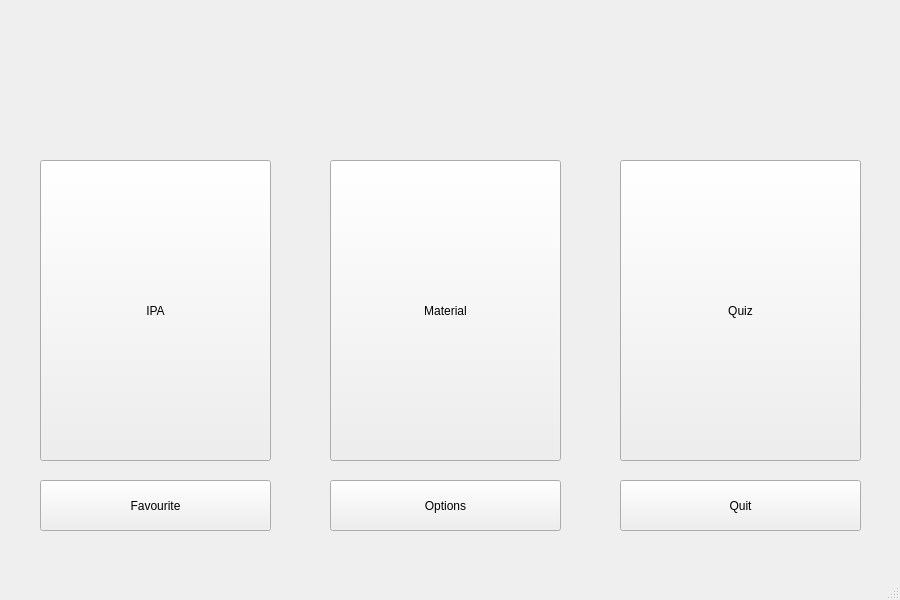
Above: mainAppUI.ui from squidpurin/Linguis before the change. Below: the same form after it.
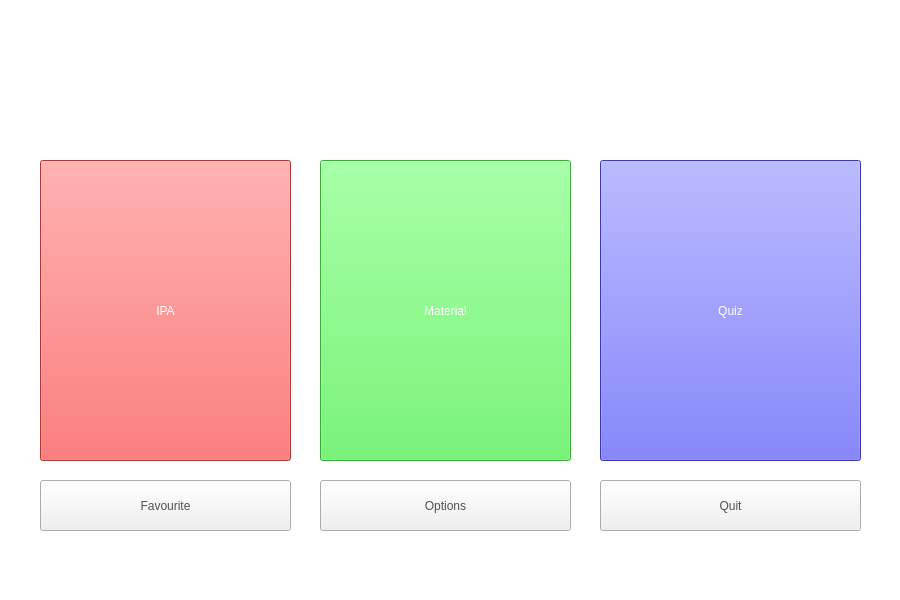
That is the form after the change. Icons and pictures are not drawn.

```diff
--- a/mainAppUI.ui
+++ b/mainAppUI.ui
@@ -13,38 +13,24 @@
   <property name="windowTitle">
    <string>MainWindow</string>
   </property>
+  <property name="styleSheet">
+   <string notr="true">background-color: rgb(255, 255, 255);</string>
+  </property>
   <widget class="QWidget" name="centralwidget">
-   <widget class="QLabel" name="label">
-    <property name="geometry">
-     <rect>
-      <x>50</x>
-      <y>0</y>
-      <width>801</width>
-      <height>141</height>
-     </rect>
-    </property>
-    <property name="text">
-     <string/>
-    </property>
-    <property name="pixmap">
-     <pixmap>C:/Users/clementichen/Pictures/6426.png</pixmap>
-    </property>
-    <property name="scaledContents">
-     <bool>true</bool>
-    </property>
-    <property name="alignment">
-     <set>Qt::AlignCenter</set>
-    </property>
-   </widget>
-   <widget class="QPushButton" name="pushButton">
+   <widget class="QPushButton" name="btn_IPA">
     <property name="geometry">
      <rect>
       <x>40</x>
       <y>160</y>
-      <width>231</width>
+      <width>251</width>
       <height>301</height>
      </rect>
     </property>
+    <property name="styleSheet">
+     <string notr="true">background-color: rgb(240, 80, 80);
+color: rgb(255, 255, 255);
+font: 20pt &quot;Gill Sans MT&quot;;</string>
+    </property>
     <property name="text">
      <string>IPA</string>
     </property>
@@ -52,12 +38,17 @@
    <widget class="QPushButton" name="pushButton_2">
     <property name="geometry">
      <rect>
-      <x>330</x>
+      <x>320</x>
       <y>160</y>
-      <width>231</width>
+      <width>251</width>
       <height>301</height>
      </rect>
     </property>
+    <property name="styleSheet">
+     <string notr="true">background-color: rgb(80, 240, 80);
+color: rgb(255, 255, 255);
+font: 20pt &quot;Gill Sans MT&quot;;</string>
+    </property>
     <property name="text">
      <string>Material</string>
     </property>
@@ -65,12 +56,17 @@
    <widget class="QPushButton" name="pushButton_3">
     <property name="geometry">
      <rect>
-      <x>620</x>
+      <x>600</x>
       <y>160</y>
-      <width>241</width>
+      <width>261</width>
       <height>301</height>
      </rect>
     </property>
+    <property name="styleSheet">
+     <string notr="true">background-color: rgb(80, 80, 240);
+color: rgb(255, 255, 255);
+font: 20pt &quot;Gill Sans MT&quot;;</string>
+    </property>
     <property name="text">
      <string>Quiz</string>
     </property>
@@ -80,10 +76,15 @@
      <rect>
       <x>40</x>
       <y>480</y>
-      <width>231</width>
+      <width>251</width>
       <height>51</height>
      </rect>
     </property>
+    <property name="styleSheet">
+     <string notr="true">background-color: rgb(240, 240, 240);
+color: rgb(80, 80, 80);
+font: 16pt &quot;Gill Sans MT&quot;;</string>
+    </property>
     <property name="text">
      <string>Favourite</string>
     </property>
@@ -91,12 +92,17 @@
    <widget class="QPushButton" name="pushButton_5">
     <property name="geometry">
      <rect>
-      <x>330</x>
+      <x>320</x>
       <y>480</y>
-      <width>231</width>
+      <width>251</width>
       <height>51</height>
      </rect>
     </property>
+    <property name="styleSheet">
+     <string notr="true">background-color: rgb(240, 240, 240);
+color: rgb(80, 80, 80);
+font: 16pt &quot;Gill Sans MT&quot;;</string>
+    </property>
     <property name="text">
      <string>Options</string>
     </property>
@@ -104,16 +110,40 @@
    <widget class="QPushButton" name="pushButton_6">
     <property name="geometry">
      <rect>
-      <x>620</x>
+      <x>600</x>
       <y>480</y>
-      <width>241</width>
+      <width>261</width>
       <height>51</height>
      </rect>
     </property>
+    <property name="styleSheet">
+     <string notr="true">background-color: rgb(240, 240, 240);
+color: rgb(80, 80, 80);
+font: 16pt &quot;Gill Sans MT&quot;;</string>
+    </property>
     <property name="text">
      <string>Quit</string>
     </property>
    </widget>
+   <widget class="QLabel" name="label">
+    <property name="geometry">
+     <rect>
+      <x>233</x>
+      <y>20</y>
+      <width>434</width>
+      <height>112</height>
+     </rect>
+    </property>
+    <property name="text">
+     <string/>
+    </property>
+    <property name="pixmap">
+     <pixmap>SEP_Images/logo/Linguis_Logo_F.png</pixmap>
+    </property>
+    <property name="scaledContents">
+     <bool>true</bool>
+    </property>
+   </widget>
   </widget>
   <widget class="QMenuBar" name="menubar">
    <property name="geometry">
```
Left out of the diff: 10 changed lines with no effect on the pictures.
